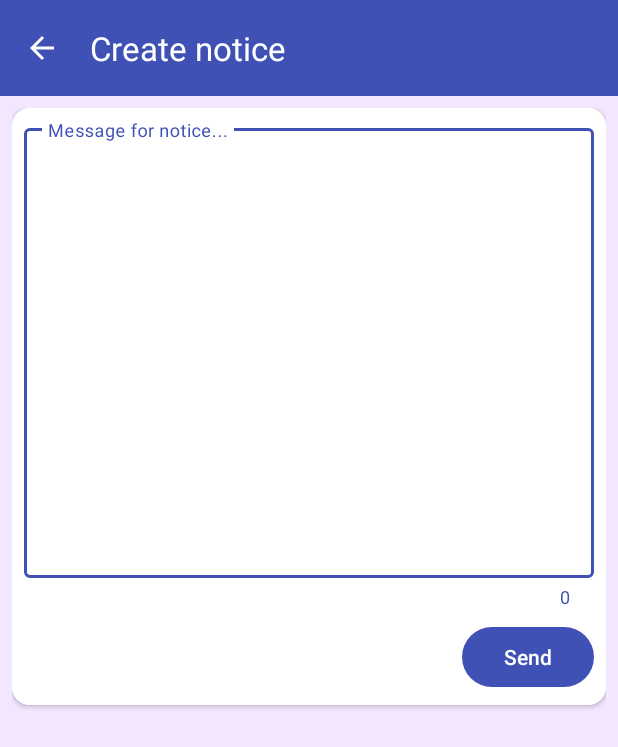
After one commit to Prasanta3702/Major-Project, an Android app: the NoticeCreateActivity screen opened directly, with no data from a screen before it, on a phone screen of 412 x 824 dp. The commit adds this screen. Shown: the top 747 px of the screen. Run offline under Robolectric (Android 15) with nearby library versions, the light colour scheme and no system bars; our stand-ins replace Firebase (no records; nobody signed in at launch, a user with empty details on screens opened directly).

Commit message:
Update the notice model

```diff
--- /dev/null
+++ b/app/src/main/res/layout/activity_notice_create.xml
@@ -0,0 +1,101 @@
+<?xml version="1.0" encoding="utf-8" ?>
+<androidx.coordinatorlayout.widget.CoordinatorLayout xmlns:android="http://schemas.android.com/apk/res/android"
+    xmlns:app="http://schemas.android.com/apk/res-auto"
+
+    style="@style/BackTheme"
+    android:layout_width="match_parent"
+    android:layout_height="match_parent">
+
+    <com.google.android.material.appbar.AppBarLayout
+        android:id="@+id/appbar"
+        android:layout_width="match_parent"
+        android:layout_height="wrap_content">
+
+        <androidx.appcompat.widget.Toolbar
+            android:id="@+id/toolbar"
+            android:layout_width="match_parent"
+            android:layout_height="?attr/actionBarSize"
+            android:background="@color/primaryColor"
+            android:theme="@style/ThemeOverlay.AppCompat.Dark.ActionBar"
+            app:popupTheme="@style/ThemeOverlay.AppCompat.Light"
+            app:title="Create notice" />
+    </com.google.android.material.appbar.AppBarLayout>
+
+    <androidx.core.widget.NestedScrollView
+        android:layout_width="match_parent"
+        android:layout_height="match_parent"
+        app:layout_behavior="com.google.android.material.appbar.AppBarLayout$ScrollingViewBehavior">
+
+        <androidx.constraintlayout.widget.ConstraintLayout
+            android:layout_width="match_parent"
+            android:layout_height="match_parent"
+            android:padding="8dp">
+
+            <androidx.cardview.widget.CardView
+                android:id="@+id/card_view_recycler"
+                android:layout_width="match_parent"
+                android:layout_height="0dp"
+                android:layout_marginBottom="8dp"
+                android:elevation="0dp"
+                app:cardCornerRadius="12dp"
+                app:layout_constraintBottom_toBottomOf="parent"
+                app:layout_constraintEnd_toEndOf="parent"
+                app:layout_constraintStart_toStartOf="parent">
+
+                <LinearLayout
+                    style="@style/CardTheme"
+                    android:layout_width="match_parent"
+                    android:layout_height="wrap_content"
+                    android:orientation="vertical"
+                    android:padding="8dp">
+
+                    <com.google.android.material.textfield.TextInputLayout
+                        android:layout_width="match_parent"
+                        android:layout_height="wrap_content"
+                        app:counterEnabled="true"
+                        app:boxStrokeColor="@color/primaryColor"
+                        app:counterTextColor="@color/primaryColor">
+                        <com.google.android.material.textfield.TextInputEditText
+                            android:id="@+id/msgField"
+                            android:layout_width="match_parent"
+                            android:layout_height="300dp"
+                            android:backgroundTint="#F5F5FF"
+                            android:gravity="start"
+                            android:inputType="textMultiLine"
+                            android:hint="Message for notice..."
+                            android:padding="8dp" />
+                    </com.google.android.material.textfield.TextInputLayout>
+
+                    <LinearLayout
+                        android:layout_width="match_parent"
+                        android:layout_height="wrap_content"
+                        android:gravity="center_vertical"
+                        android:layout_marginTop="8dp"
+                        android:orientation="horizontal">
+                        <ProgressBar
+                            android:id="@+id/progress_bar"
+                            android:layout_width="wrap_content"
+                            android:layout_height="30dp"
+                            android:visibility="invisible" />
+
+                        <View
+                            android:layout_width="wrap_content"
+                            android:layout_height="wrap_content"
+                            android:layout_weight="1"/>
+
+                        <Button
+                            android:id="@+id/sendBtn"
+                            android:layout_width="wrap_content"
+                            android:layout_height="wrap_content"
+                            android:text="Send" />
+                    </LinearLayout>
+                </LinearLayout>
+
+            </androidx.cardview.widget.CardView>
+
+        </androidx.constraintlayout.widget.ConstraintLayout>
+
+    </androidx.core.widget.NestedScrollView>
+
+
+</androidx.coordinatorlayout.widget.CoordinatorLayout>
```
Also changed, not shown: app/src/main/AndroidManifest.xml (+13 -7 lines), app/src/main/java/com/pkyr/brainace/NoticeCreateActivity.java (added, +93 -0 lines), app/src/main/java/com/pkyr/brainace/NoticeViewActivity.java (+56 -1 lines), app/src/main/java/com/pkyr/brainace/adapters/NoticeViewAdapter.java (+29 -7 lines), app/src/main/java/com/pkyr/brainace/model/NoticeModel.java (added, +59 -0 lines), app/src/main/res/layout/model_notice.xml (+8 -8 lines).
